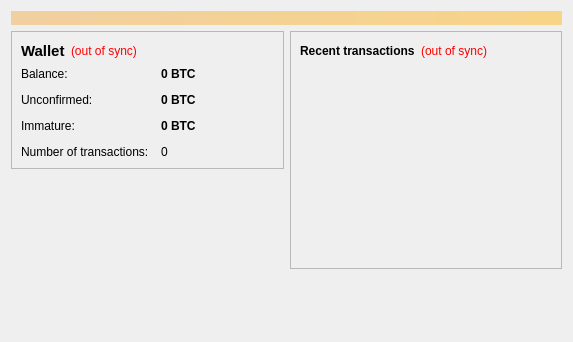
Qt form src/qt/forms/overviewpage.ui (ajtowns/bitcoin-deb) before a commit.
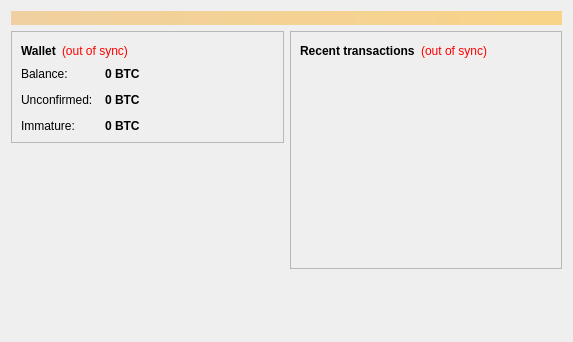
The same form after that commit.

```diff
--- a/src/qt/forms/overviewpage.ui
+++ b/src/qt/forms/overviewpage.ui
@@ -49,7 +49,6 @@
              <widget class="QLabel" name="label_5">
               <property name="font">
                <font>
-                <pointsize>11</pointsize>
                 <weight>75</weight>
                 <bold>true</bold>
                </font>
@@ -159,23 +158,6 @@
               </property>
              </widget>
             </item>
-            <item row="3" column="0">
-             <widget class="QLabel" name="label_2">
-              <property name="text">
-               <string>Number of transactions:</string>
-              </property>
-             </widget>
-            </item>
-            <item row="3" column="1">
-             <widget class="QLabel" name="labelNumTransactions">
-              <property name="toolTip">
-               <string>Total number of transactions in wallet</string>
-              </property>
-              <property name="text">
-               <string notr="true">0</string>
-              </property>
-             </widget>
-            </item>
             <item row="2" column="0">
              <widget class="QLabel" name="labelImmatureText">
               <property name="text">
```
